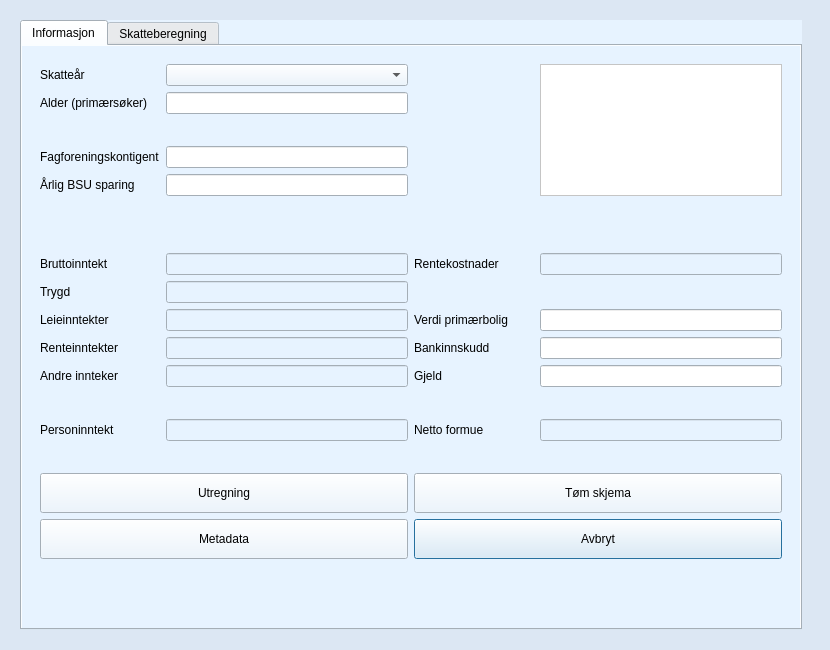
Old version of the form source/ui/views/forms/tax_form.ui in the repository seemir/stressa.
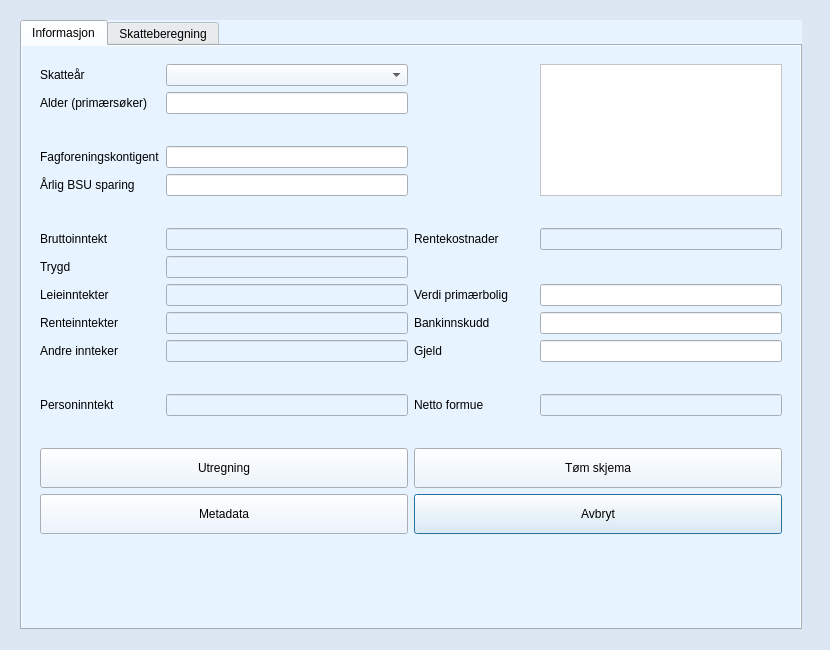
New version of the form. Icons and pictures are not drawn.

What changed in the file:
```diff
--- a/source/ui/views/forms/tax_form.ui
+++ b/source/ui/views/forms/tax_form.ui
@@ -896,9 +896,9 @@
       <property name="geometry">
        <rect>
         <x>0</x>
-        <y>0</y>
+        <y>-177</y>
         <width>783</width>
-        <height>546</height>
+        <height>553</height>
        </rect>
       </property>
       <property name="palette">
@@ -2824,7 +2824,7 @@
                 <property name="minimumSize">
                  <size>
                   <width>0</width>
-                  <height>0</height>
+                  <height>20</height>
                  </size>
                 </property>
                 <property name="maximumSize">
@@ -2840,6 +2840,12 @@
               </item>
               <item row="5" column="0" colspan="4">
                <widget class="QLabel" name="label_whitespace_6">
+                <property name="sizePolicy">
+                 <sizepolicy hsizetype="Preferred" vsizetype="Fixed">
+                  <horstretch>0</horstretch>
+                  <verstretch>0</verstretch>
+                 </sizepolicy>
+                </property>
                 <property name="minimumSize">
                  <size>
                   <width>0</width>
```
